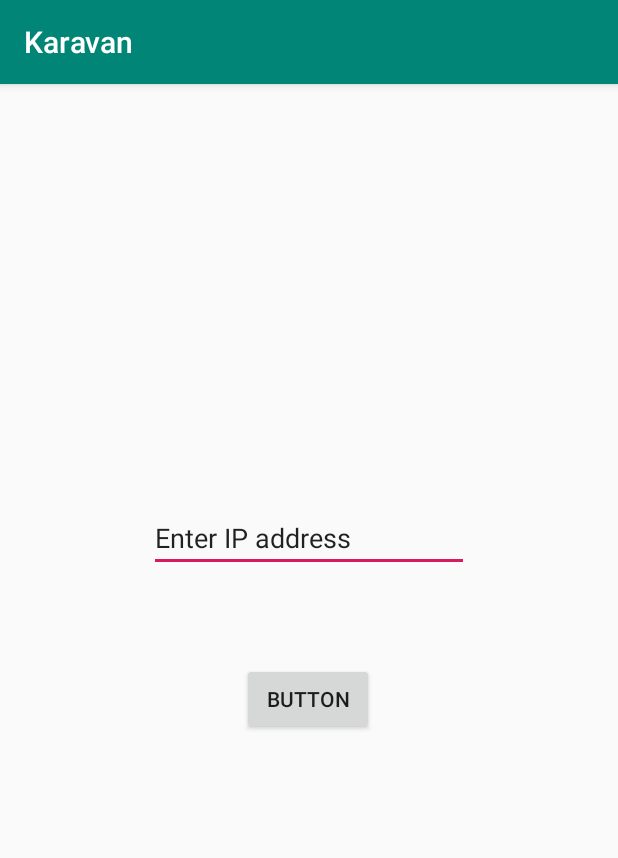
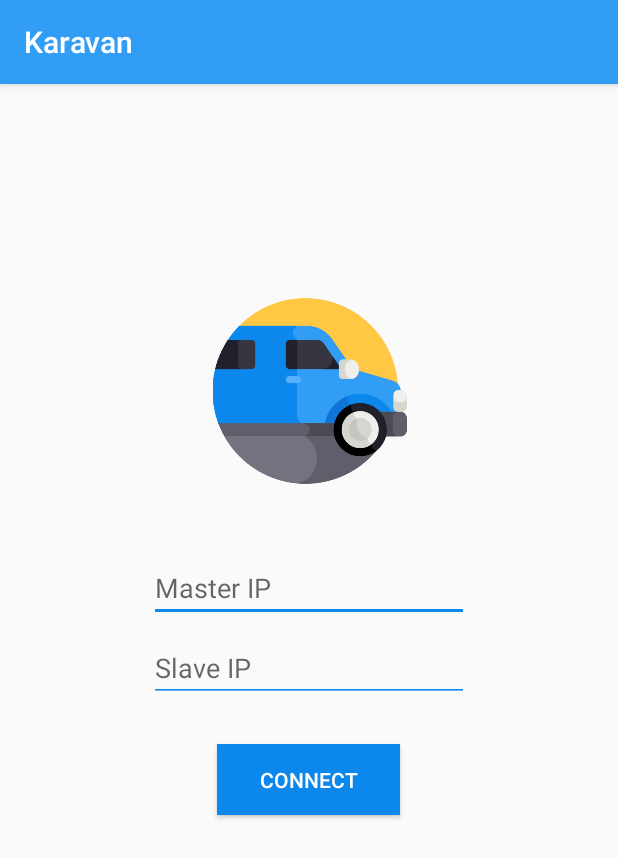
Before and after one commit to haris-syed/Karavan-app, an Android app: the screen it shows after launch (MainActivity), on a phone screen of 412 x 824 dp. Shown: the top 858 px of the screen. Run offline under Robolectric (Android 15) with nearby library versions, the phone set to English and light mode, and no system bars.

Commit message:
added basic functionality

```diff
--- a/app/src/main/AndroidManifest.xml
+++ b/app/src/main/AndroidManifest.xml
@@ -2,9 +2,8 @@
 <manifest xmlns:android="http://schemas.android.com/apk/res/android"
     package="com.pookidevs.karavan">
 
-    <uses-permission android:name="android.permission.INTERNET"></uses-permission>
-
-    <uses-permission android:name="android.permission.ACCESS_NETWORK_STATE"></uses-permission>
+    <uses-permission android:name="android.permission.INTERNET" />
+    <uses-permission android:name="android.permission.ACCESS_NETWORK_STATE" />
 
     <application
         android:allowBackup="true"
@@ -13,6 +12,7 @@
         android:roundIcon="@mipmap/ic_launcher_round"
         android:supportsRtl="true"
         android:theme="@style/AppTheme">
+        <activity android:name=".ActiveActivity"></activity>
         <activity android:name=".MainActivity">
             <intent-filter>
                 <action android:name="android.intent.action.MAIN" />
--- a/app/src/main/res/layout/activity_main.xml
+++ b/app/src/main/res/layout/activity_main.xml
@@ -7,35 +7,74 @@
     tools:context=".MainActivity">
 
     <EditText
-        android:id="@+id/editText"
+        android:id="@+id/et_masterip"
         android:layout_width="wrap_content"
         android:layout_height="wrap_content"
         android:layout_marginStart="8dp"
         android:layout_marginLeft="8dp"
-        android:layout_marginTop="280dp"
+        android:layout_marginTop="44dp"
         android:layout_marginEnd="8dp"
         android:layout_marginRight="8dp"
         android:ems="10"
-        android:inputType="textPersonName"
-        android:text="Enter IP address"
+        android:hint="Master IP"
+        android:inputType="number"
+        android:digits="0123456789."
         app:layout_constraintEnd_toEndOf="parent"
         app:layout_constraintStart_toStartOf="parent"
-        app:layout_constraintTop_toTopOf="parent" />
+        app:layout_constraintTop_toBottomOf="@+id/imageView"
+        android:backgroundTint="#0C88ED"/>
 
     <Button
-        android:id="@+id/button"
+        android:id="@+id/makeConnect"
+        android:layout_width="122dp"
+        android:layout_height="47dp"
+        android:layout_marginStart="8dp"
+        android:layout_marginLeft="8dp"
+        android:layout_marginTop="8dp"
+        android:layout_marginEnd="8dp"
+        android:layout_marginRight="8dp"
+        android:layout_marginBottom="8dp"
+        android:background="#0C88ED"
+        android:text="Connect"
+        android:textColor="@android:color/white"
+        app:layout_constraintBottom_toBottomOf="parent"
+        app:layout_constraintEnd_toEndOf="parent"
+        app:layout_constraintHorizontal_bias="0.498"
+        app:layout_constraintStart_toStartOf="parent"
+        app:layout_constraintTop_toBottomOf="@+id/et_slaveip"
+        app:layout_constraintVertical_bias="0.069" />
+
+    <EditText
+        android:id="@+id/et_slaveip"
         android:layout_width="wrap_content"
         android:layout_height="wrap_content"
         android:layout_marginStart="8dp"
         android:layout_marginLeft="8dp"
+        android:layout_marginTop="8dp"
         android:layout_marginEnd="8dp"
         android:layout_marginRight="8dp"
-        android:layout_marginBottom="8dp"
-        android:text="Button"
-        app:layout_constraintBottom_toBottomOf="parent"
+        android:ems="10"
+        android:inputType="number"
+        android:digits="0123456789."
+        android:hint="Slave IP"
         app:layout_constraintEnd_toEndOf="parent"
-        app:layout_constraintHorizontal_bias="0.498"
         app:layout_constraintStart_toStartOf="parent"
-        app:layout_constraintTop_toBottomOf="@+id/editText"
-        app:layout_constraintVertical_bias="0.157" />
+        app:layout_constraintTop_toBottomOf="@+id/et_masterip"
+        android:backgroundTint="#0C88ED"/>
+
+    <ImageView
+        android:id="@+id/imageView"
+        android:layout_width="146dp"
+        android:layout_height="129dp"
+        android:layout_marginStart="8dp"
+        android:layout_marginLeft="8dp"
+        android:layout_marginTop="140dp"
+        android:layout_marginEnd="8dp"
+        android:layout_marginRight="8dp"
+        android:inputType="number"
+        app:layout_constraintEnd_toEndOf="parent"
+        app:layout_constraintStart_toStartOf="parent"
+        app:layout_constraintTop_toTopOf="parent"
+        app:srcCompat="@drawable/logo" />
+
 </androidx.constraintlayout.widget.ConstraintLayout>
--- a/app/src/main/res/values/colors.xml
+++ b/app/src/main/res/values/colors.xml
@@ -1,6 +1,6 @@
 <?xml version="1.0" encoding="utf-8"?>
 <resources>
-    <color name="colorPrimary">#008577</color>
-    <color name="colorPrimaryDark">#00574B</color>
-    <color name="colorAccent">#D81B60</color>
+    <color name="colorPrimary">#319DF5</color>
+    <color name="colorPrimaryDark">#0C79ED</color>
+    <color name="colorAccent">#319DF5</color>
 </resources>
```
Also changed, not shown: app/src/main/java/com/pookidevs/karavan/ActiveActivity.java (added, +223 -0 lines), app/src/main/java/com/pookidevs/karavan/MainActivity.java (+74 -0 lines), app/src/main/res/layout/activity_active.xml (added, +143 -0 lines), app/src/main/res/drawable/logo.png (added), app/src/main/res/drawable/track.png (added).
